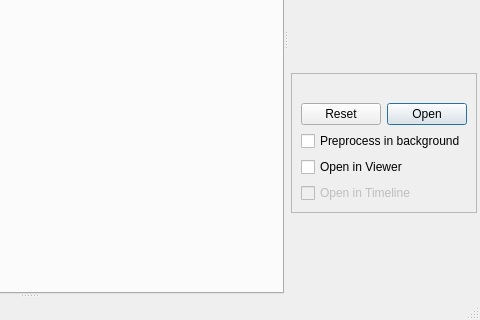
Qt form hipies/gui/mainwindow.ui (ronpandolfi/Xi-cam) before a commit; both pictures show x 489 to 969 and y 280 to 600 of the 969 by 600 pixel window.
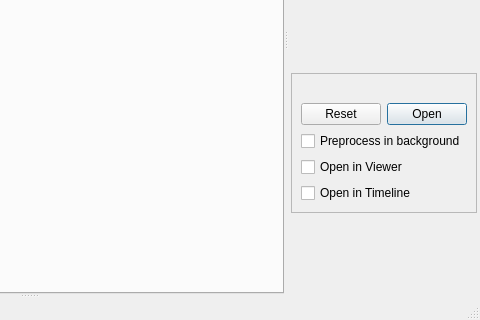
The same form after that commit. Icons and pictures are not drawn.

The edit to the form file:
```diff
--- a/hipies/gui/mainwindow.ui
+++ b/hipies/gui/mainwindow.ui
@@ -612,7 +612,7 @@
                                                     <item>
                                                         <widget class="QCheckBox" name="autoTimeline">
                                                             <property name="enabled">
-                                                                <bool>false</bool>
+                                                                <bool>true</bool>
                                                             </property>
                                                             <property name="text">
                                                                 <string>Open in Timeline</string>
```
